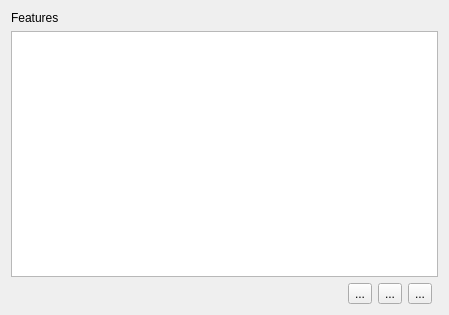
This is document_management_system/ui/relation_editor_document_side_widget.ui in opengisch/qgis-document-management-system-plugin as Qt 5 draws it before an edit. The edited form follows.
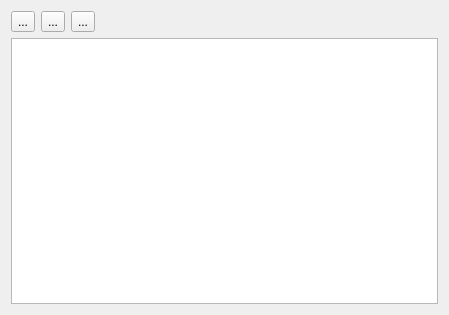
This is the edited form.

```diff
--- a/document_management_system/ui/relation_editor_document_side_widget.ui
+++ b/document_management_system/ui/relation_editor_document_side_widget.ui
@@ -26,14 +26,40 @@
    <string>Form</string>
   </property>
   <layout class="QGridLayout" name="gridLayout">
-   <item row="2" column="1">
+   <item row="1" column="0" colspan="6">
+    <widget class="QTreeWidget" name="mFeaturesTreeWidget">
+     <attribute name="headerVisible">
+      <bool>false</bool>
+     </attribute>
+     <column>
+      <property name="text">
+       <string notr="true">1</string>
+      </property>
+     </column>
+    </widget>
+   </item>
+   <item row="0" column="0">
     <widget class="QToolButton" name="mShowFormToolButton">
      <property name="text">
       <string>...</string>
      </property>
     </widget>
    </item>
-   <item row="2" column="0">
+   <item row="0" column="1">
+    <widget class="QToolButton" name="mLinkFeaturesToolButton">
+     <property name="text">
+      <string>...</string>
+     </property>
+    </widget>
+   </item>
+   <item row="0" column="2">
+    <widget class="QToolButton" name="mUnlinkFeaturesToolButton">
+     <property name="text">
+      <string>...</string>
+     </property>
+    </widget>
+   </item>
+   <item row="0" column="5">
     <spacer name="horizontalSpacer">
      <property name="orientation">
       <enum>Qt::Horizontal</enum>
@@ -46,39 +72,6 @@
      </property>
     </spacer>
    </item>
-   <item row="0" column="0" colspan="5">
-    <widget class="QLabel" name="label">
-     <property name="text">
-      <string>Features</string>
-     </property>
-    </widget>
-   </item>
-   <item row="2" column="3">
-    <widget class="QToolButton" name="mUnlinkFeaturesToolButton">
-     <property name="text">
-      <string>...</string>
-     </property>
-    </widget>
-   </item>
-   <item row="2" column="2">
-    <widget class="QToolButton" name="mLinkFeaturesToolButton">
-     <property name="text">
-      <string>...</string>
-     </property>
-    </widget>
-   </item>
-   <item row="1" column="0" colspan="5">
-    <widget class="QTreeWidget" name="mFeaturesTreeWidget">
-     <attribute name="headerVisible">
-      <bool>false</bool>
-     </attribute>
-     <column>
-      <property name="text">
-       <string notr="true">1</string>
-      </property>
-     </column>
-    </widget>
-   </item>
   </layout>
  </widget>
  <resources/>
```
